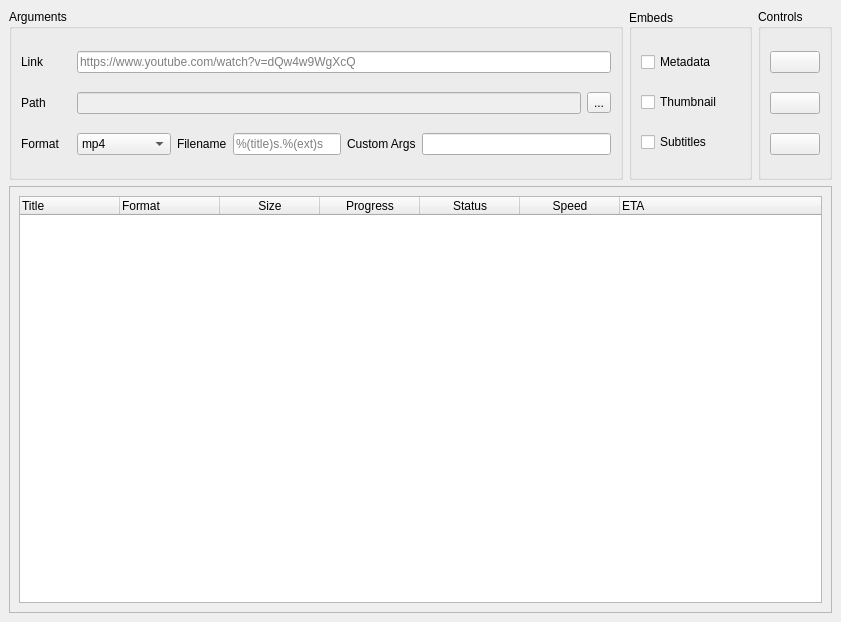
Old version of the form app/ui/app.ui in the repository dsymbol/yt-dlp-gui.
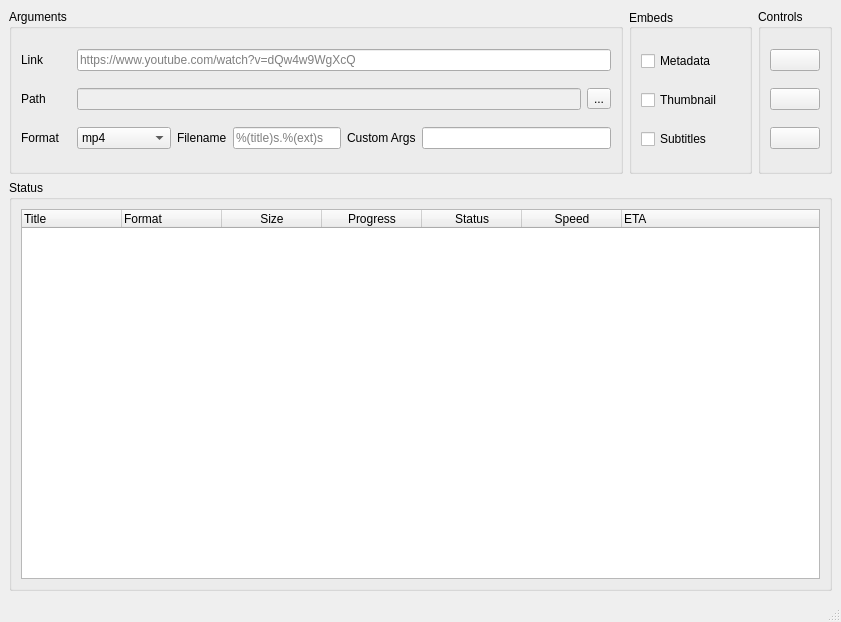
New version of the form. Icons and pictures are not drawn.

Patch:
```diff
--- a/app/ui/app.ui
+++ b/app/ui/app.ui
@@ -280,12 +280,9 @@
      </widget>
     </item>
     <item row="1" column="0" colspan="3">
-     <widget class="QFrame" name="frame">
-      <property name="frameShape">
-       <enum>QFrame::StyledPanel</enum>
-      </property>
-      <property name="frameShadow">
-       <enum>QFrame::Raised</enum>
+     <widget class="QGroupBox" name="gb_status">
+      <property name="title">
+       <string>Status</string>
       </property>
       <layout class="QGridLayout" name="gridLayout_3">
        <item row="0" column="0">
@@ -347,6 +344,7 @@
     </item>
    </layout>
   </widget>
+  <widget class="QStatusBar" name="statusBar"/>
  </widget>
  <tabstops>
   <tabstop>le_path</tabstop>
```
